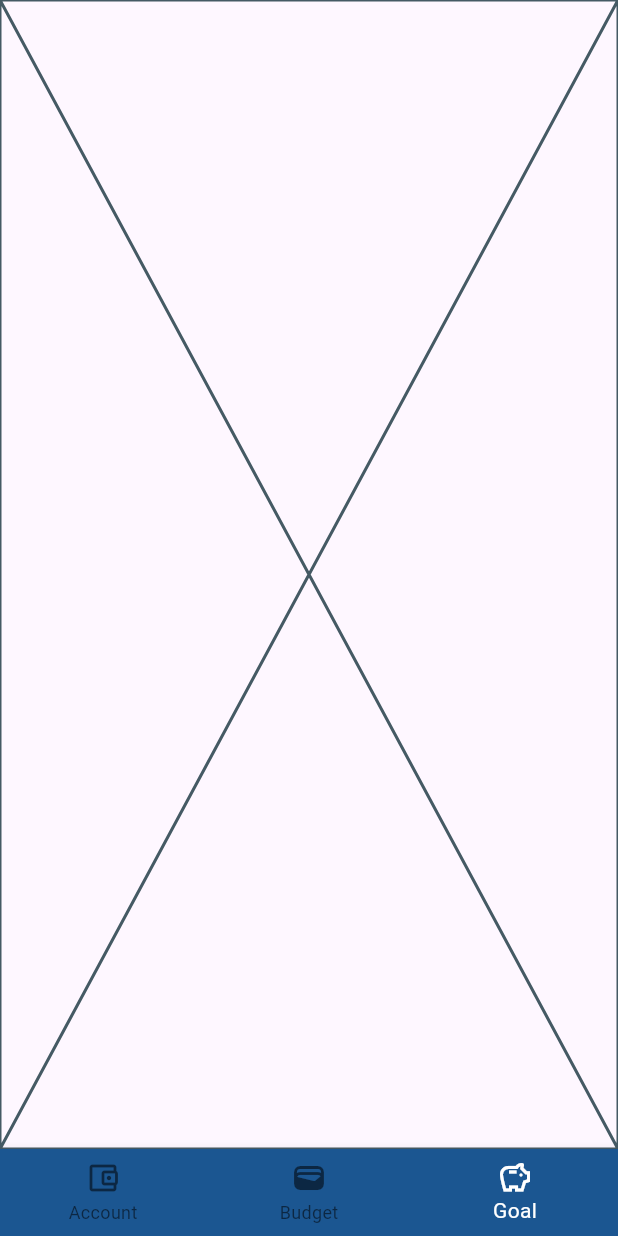
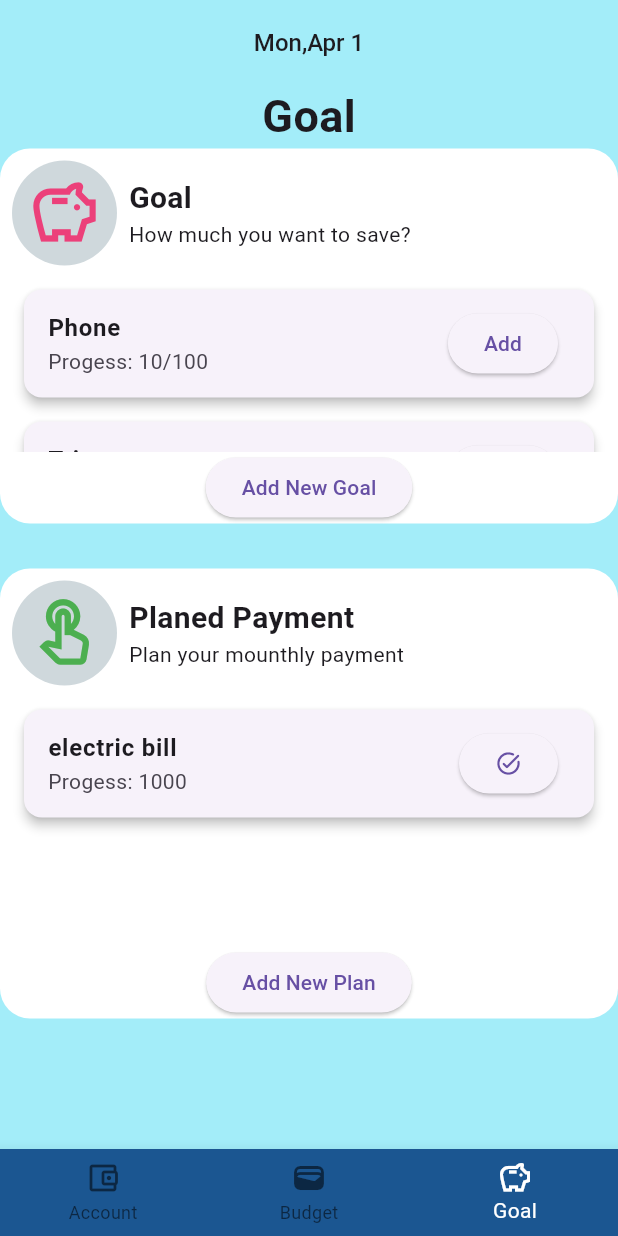
Before and after one commit to Lakshan-sithara/Dime-keeper-wallet-app-, a Flutter app: the screen it shows after launch, item 3 of the bottom bar chosen, on a phone screen of 412 x 824 dp. Run offline on Flutter 3.47's test engine with Material 3 defaults, Android fonts, the phone set to English and light mode, and no system bars; our stand-ins replace hive, hive_flutter, pie_chart; accounts and stored records are empty.

Commit message:
set_goal_and_payments

```diff
--- /dev/null
+++ b/dime_keeper/lib/models/Goal.dart
@@ -0,0 +1,18 @@
+import 'package:uuid/uuid.dart';
+
+final uuid = const Uuid().v4();
+
+class GoalModel {
+  GoalModel(
+      {required this.title,
+      required this.date,
+      required this.progress,
+      required this.target})
+      : id = uuid;
+
+  final String title;
+  final DateTime date;
+  final int progress;
+  final int target;
+  final String id;
+}
--- /dev/null
+++ b/dime_keeper/lib/models/Plan.dart
@@ -0,0 +1,14 @@
+import 'package:uuid/uuid.dart';
+
+class PlanModel {
+  PlanModel({
+    required this.title,
+    required this.date,
+    required this.amount,
+  }) : pid = const Uuid().v4();
+
+  final String title;
+  final DateTime date;
+  final int amount;
+  final String pid;
+}
--- /dev/null
+++ b/dime_keeper/lib/pages/Goals.dart
@@ -0,0 +1,171 @@
+import 'package:expence_master/models/Goal.dart';
+import 'package:expence_master/models/Plan.dart';
+import 'package:expence_master/widgets/AppBarTitleWithDateTime.dart';
+import 'package:expence_master/widgets/add_new_goals.dart';
+import 'package:expence_master/widgets/add_new_monthly_plans.dart';
+import 'package:expence_master/widgets/goal_list.dart';
+import 'package:expence_master/widgets/plan_list.dart';
+import 'package:flutter/material.dart';
+
+class GoalsPage extends StatefulWidget {
+  const GoalsPage({Key? key}) : super(key: key);
+
+  @override
+  State<GoalsPage> createState() => _GoalsPageState();
+}
+
+class _GoalsPageState extends State<GoalsPage> {
+  //goal list
+  final List<GoalModel> _goals = [
+    GoalModel(title: "Phone", date: DateTime.now(), progress: 10, target: 100),
+    GoalModel(title: "Trip", date: DateTime.now(), progress: 20, target: 100),
+    GoalModel(title: "food", date: DateTime.now(), progress: 50, target: 100)
+  ];
+
+  //plan list
+  final List<PlanModel> _plans = [
+    PlanModel(title: "electric bill", date: DateTime.now(), amount: 1000)
+  ];
+
+  //function to open goal model overlay
+  void _openaddGoalsOverlay() {
+    showModalBottomSheet(
+      context: context,
+      builder: (context) {
+        return AddNewGoals();
+      },
+    );
+  }
+
+  //function to open paln model overlay
+  void _openPlanOverlay() {
+    showModalBottomSheet(
+      context: context,
+      builder: (context) => AddPlan(),
+    );
+  }
+
+  @override
+  Widget build(BuildContext context) {
+    return Scaffold(
+      appBar: AppBar(
+        title: const Center(child: DateWidget()),
+        backgroundColor: const Color.fromARGB(255, 163, 237, 249),
+      ),
+      backgroundColor: const Color.fromARGB(255, 163, 237, 249),
+      body: Column(
+        mainAxisAlignment: MainAxisAlignment.start,
+        crossAxisAlignment: CrossAxisAlignment.stretch,
+        children: [
+          const Center(
+            child: Text(
+              'Goal',
+              style: TextStyle(fontSize: 30, fontWeight: FontWeight.bold),
+            ),
+          ),
+          //goals container
+          Container(
+            height: 250,
+            decoration: BoxDecoration(
+              color: Colors.white,
+              borderRadius: BorderRadius.circular(20),
+            ),
+            child: Column(
+              children: [
+                Row(
+                  children: [
+                    Padding(
+                      padding: const EdgeInsets.all(8.0),
+                      child: Container(
+                        width: 70,
+                        height: 70,
+                        decoration: BoxDecoration(
+                          color: Colors.blueGrey[100],
+                          borderRadius: BorderRadius.circular(35),
+                        ),
+                        child: Icon(
+                          Icons.savings_outlined,
+                          size: 50,
+                          color: Colors.pink[400],
+                        ),
+                      ),
+                    ),
+                    const Column(
+                      crossAxisAlignment: CrossAxisAlignment.start,
+                      children: [
+                        Text(
+                          'Goal',
+                          style: TextStyle(
+                              fontSize: 20, fontWeight: FontWeight.bold),
+                        ),
+                        Text('How much you want to save?')
+                      ],
+                    )
+                  ],
+                ),
+                GoalList(
+                  goalList: _goals,
+                ),
+                ElevatedButton(
+                  onPressed: _openaddGoalsOverlay,
+                  child: const Text('Add New Goal'),
+                ),
+              ],
+            ),
+          ),
+          const SizedBox(
+            height: 30,
+          ),
+          //monthly playment container
+          Container(
+            height: 300,
+            decoration: BoxDecoration(
+              color: Colors.white,
+              borderRadius: BorderRadius.circular(20),
+            ),
+            child: Column(
+              children: [
+                Row(
+                  children: [
+                    Padding(
+                      padding: const EdgeInsets.all(8.0),
+                      child: Container(
+                        width: 70,
+                        height: 70,
+                        decoration: BoxDecoration(
+                          color: Colors.blueGrey[100],
+                          borderRadius: BorderRadius.circular(35),
+                        ),
+                        child: const Icon(
+                          Icons.touch_app_outlined,
+                          size: 50,
+                          color: Colors.green,
+                        ),
+                      ),
+                    ),
+                    const Column(
+                      crossAxisAlignment: CrossAxisAlignment.start,
+                      children: [
+                        Text(
+                          'Planed Payment',
+                          style: TextStyle(
+                              fontSize: 20, fontWeight: FontWeight.bold),
+                        ),
+                        Text('Plan your mounthly payment')
+                      ],
+                    )
+                  ],
+                ),
+                PlanList(planList: _plans),
+                ElevatedButton(
+                  onPressed: _openPlanOverlay,
+                  child: const Text('Add New Plan'),
+                ),
+              ],
+            ),
+          )
+        ],
+      ),
+    );
+  }
+}
--- a/dime_keeper/lib/widgets/bottom_navigation_bar.dart
+++ b/dime_keeper/lib/widgets/bottom_navigation_bar.dart
@@ -1,4 +1,5 @@
 import 'package:expence_master/models/expence.dart';
+import 'package:expence_master/pages/Goals.dart';
 import 'package:expence_master/pages/expencers.dart';
 import 'package:expence_master/server/database.dart';
 import 'package:expence_master/widgets/top_navigation_bar.dart';
@@ -43,7 +44,7 @@ class _BottomNavigationBarState extends State<BottomNavigationBarWidget> {
         page = TopAppBar();
         break;
       case 2:
-        page = Placeholder();
+        page = GoalsPage();
         break;
       default:
         throw UnimplementedError('');
--- /dev/null
+++ b/dime_keeper/lib/widgets/goal_list.dart
@@ -0,0 +1,53 @@
+import 'package:expence_master/models/Goal.dart';
+import 'package:expence_master/widgets/edit_goals.dart';
+import 'package:flutter/material.dart';
+
+class GoalList extends StatefulWidget {
+  const GoalList({Key? key, required this.goalList}) : super(key: key);
+
+  final List<GoalModel> goalList;
+
+  @override
+  State<GoalList> createState() => _GoalListState();
+}
+
+class _GoalListState extends State<GoalList> {
+  //function to open medel overlay
+  void _openGoalEditOverlay() {
+    showModalBottomSheet(
+      context: context,
+      builder: (context) {
+        return EditGoals();
+      },
+    );
+  }
+
+  @override
+  Widget build(BuildContext context) {
+    return Expanded(
+      child: ListView.builder(
+        itemCount: widget.goalList.length,
+        itemBuilder: (context, index) {
+          final goal = widget.goalList[index];
+          return Card(
+            elevation: 3, // Adjust elevation as needed
+            margin: const EdgeInsets.symmetric(vertical: 8, horizontal: 16),
+            child: ListTile(
+              title: Text(
+                goal.title,
+                style: const TextStyle(fontWeight: FontWeight.bold),
+              ),
+              subtitle: Text(
+                'Progess: ${goal.progress}/${goal.target}',
+              ),
+              trailing: ElevatedButton(
+                onPressed: _openGoalEditOverlay,
+                child: const Text('Add'),
+              ),
+            ),
+          );
+        },
+      ),
+    );
+  }
+}
--- /dev/null
+++ b/dime_keeper/lib/widgets/plan_list.dart
@@ -0,0 +1,43 @@
+import 'package:expence_master/models/Plan.dart';
+import 'package:flutter/material.dart';
+
+class PlanList extends StatefulWidget {
+  const PlanList({super.key, required this.planList});
+
+  final List<PlanModel> planList;
+
+  @override
+  State<PlanList> createState() => _PlanListState();
+}
+
+class _PlanListState extends State<PlanList> {
+  @override
+  Widget build(BuildContext context) {
+    return Expanded(
+      child: ListView.builder(
+        itemCount: widget.planList.length,
+        itemBuilder: (context, index) {
+          final plan = widget.planList[index];
+          return Card(
+            elevation: 3, // Adjust elevation as needed
+            margin: const EdgeInsets.symmetric(vertical: 8, horizontal: 16),
+            child: ListTile(
+              title: Text(
+                plan.title,
+                style: const TextStyle(fontWeight: FontWeight.bold),
+              ),
+              subtitle: Text(
+                'Progess: ${plan.amount}',
+              ),
+              trailing: ElevatedButton(
+                onPressed: () {},
+                child: const Icon(Icons.task_alt_rounded),
+              ),
+            ),
+          );
+        },
+      ),
+    );
+    ;
+  }
+}
--- a/dime_keeper/pubspec.yaml
+++ b/dime_keeper/pubspec.yaml
@@ -41,6 +41,7 @@ dependencies:
   hive: ^2.2.3
   hive_flutter: ^1.1.0
   syncfusion_flutter_charts: ^24.2.9
+
 
 
 dev_dependencies:
```
Also changed, not shown: dime_keeper/lib/widgets/add_new_goals.dart (added, +133 -0 lines), dime_keeper/lib/widgets/add_new_monthly_plans.dart (added, +125 -0 lines), dime_keeper/lib/widgets/edit_goals.dart (added, +69 -0 lines), dime_keeper/lib/models/expence.dart (line endings or trailing spaces).
